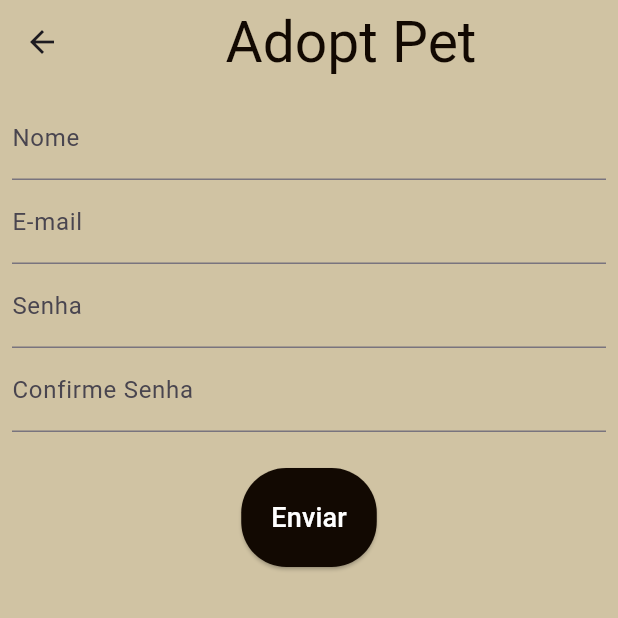
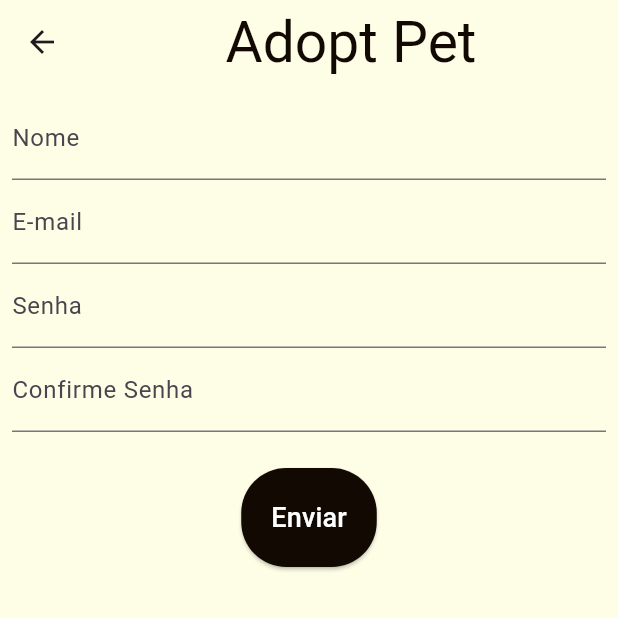
Before and after one commit to paulocavalc/Adopt-Pet, a Flutter app: the screen it shows after launch, item 3 of the bottom bar chosen, after a tap on "Registre-se", on a phone screen of 412 x 824 dp, the top half of it. Run offline on Flutter 3.47's test engine with Material 3 defaults, Android fonts, the phone set to English and light mode, and no system bars; our stand-ins replace google_fonts; network calls fail; Roboto replaces fonts that are missing (Calistoga).

Commit message:
Hoje Color

```diff
--- a/lib/authentication/login.dart
+++ b/lib/authentication/login.dart
@@ -14,7 +14,7 @@ class LoginPet extends StatelessWidget {
   Widget build(BuildContext context) {
     return Scaffold(
       appBar: AppBar(
-        backgroundColor: Color.fromARGB(255, 208, 195, 163),
+        backgroundColor: Color.fromARGB(255, 254, 254, 230),
         centerTitle: true,
         title: Center(
           child: Text("Adopt Pet",
@@ -26,7 +26,7 @@ class LoginPet extends StatelessWidget {
         ),
       ),
       body: Container(
-        color: Color.fromARGB(255, 208, 195, 163),
+        color: Color.fromARGB(255, 254, 254, 230),
         child: Center(
           child: SingleChildScrollView(
             child: Padding(
--- a/lib/authentication/signup.dart
+++ b/lib/authentication/signup.dart
@@ -15,7 +15,7 @@ class SignUpPet extends StatelessWidget {
  Widget build(BuildContext context) {
     return Scaffold(
       appBar: AppBar(
-        backgroundColor: Color.fromARGB(255, 208, 195, 163),
+        backgroundColor: Color.fromARGB(255, 254, 254, 230),
         centerTitle: true,
         title: Center(
           child: Text("Adopt Pet",
@@ -26,7 +26,7 @@ class SignUpPet extends StatelessWidget {
           ),
         ),
       ),
-      backgroundColor: Color.fromARGB(255, 208, 195, 163),
+      backgroundColor: Color.fromARGB(255, 254, 254, 230),
       body: Form(
         key: _formKey,
         child: SingleChildScrollView(
--- a/lib/grid-view/grid-view.dart
+++ b/lib/grid-view/grid-view.dart
@@ -21,7 +21,7 @@ class GridPetApp extends StatelessWidget {
       length: 11,
       child: Scaffold(
         appBar: AppBar(
-          backgroundColor: Color.fromARGB(255, 208, 195, 163),
+          backgroundColor: Color.fromARGB(255, 254, 254, 230),
           centerTitle: true,
           title: Center(
             child: Text("Adopt Pet",
--- a/lib/home/home.dart
+++ b/lib/home/home.dart
@@ -36,7 +36,7 @@ class _MyHomePageState extends State<MyHomePage> {
     return Scaffold(
       body: screens[currentIndex],
       bottomNavigationBar: BottomNavigationBar(
-        backgroundColor: Color.fromARGB(255, 208, 195, 163),
+        backgroundColor: Color.fromARGB(255, 254, 254, 230),
         type: BottomNavigationBarType.fixed,
         iconSize: 30,
         showUnselectedLabels: false,
--- a/lib/loading/loading.dart
+++ b/lib/loading/loading.dart
@@ -29,7 +29,8 @@ class StartState extends State<LoadingScreen> {
   Widget build(BuildContext context) {
     return Scaffold(
       body: Container(
-        color: Color.fromARGB(255, 208, 195, 163),
+        //color: Color.fromARGB(255, 208, 195, 163),
+        color: Color.fromARGB(255, 254, 254, 230),
         child: Column(
           mainAxisAlignment: MainAxisAlignment.center,
           crossAxisAlignment: CrossAxisAlignment.center,
--- a/lib/wallpapers/cat.dart
+++ b/lib/wallpapers/cat.dart
@@ -19,7 +19,7 @@ class _Tela_GatoState extends State<Tela_Gato>
   Widget build(BuildContext context) {
     super.build(context);
     return Scaffold(
-      backgroundColor: Color.fromARGB(255, 208, 195, 163),
+      backgroundColor: Color.fromARGB(255, 254, 254, 230),
       body: GridView.builder(
         itemCount: cat.length,
         gridDelegate: SliverGridDelegateWithFixedCrossAxisCount(
--- a/lib/wallpapers/dog.dart
+++ b/lib/wallpapers/dog.dart
@@ -19,7 +19,7 @@ class _Tela_CachorroState extends State<Tela_Cachorro>
   Widget build(BuildContext context) {
     super.build(context);
     return Scaffold(
-      backgroundColor: Color.fromARGB(255, 208, 195, 163),
+      backgroundColor: Color.fromARGB(255, 254, 254, 230),
       body: GridView.builder(
         itemCount: dog.length,
         gridDelegate: SliverGridDelegateWithFixedCrossAxisCount(
--- a/lib/wallpapers/dove.dart
+++ b/lib/wallpapers/dove.dart
@@ -19,7 +19,7 @@ class _Tela_PombaState extends State<Tela_Pomba>
   Widget build(BuildContext context) {
     super.build(context);
     return Scaffold(
-      backgroundColor: Color.fromARGB(255, 208, 195, 163),
+      backgroundColor: Color.fromARGB(255, 254, 254, 230),
       body: GridView.builder(
         itemCount: dove.length,
         gridDelegate: SliverGridDelegateWithFixedCrossAxisCount(
--- a/lib/wallpapers/duck.dart
+++ b/lib/wallpapers/duck.dart
@@ -19,7 +19,7 @@ class _Tela_PatoState extends State<Tela_Pato>
   Widget build(BuildContext context) {
     super.build(context);
     return Scaffold(
-      backgroundColor: Color.fromARGB(255, 208, 195, 163),
+      backgroundColor: Color.fromARGB(255, 254, 254, 230),
       body: GridView.builder(
         itemCount: duck.length,
         gridDelegate: SliverGridDelegateWithFixedCrossAxisCount(
--- a/lib/wallpapers/fish.dart
+++ b/lib/wallpapers/fish.dart
@@ -19,7 +19,7 @@ class _Tela_PeixeState extends State<Tela_Peixe>
   Widget build(BuildContext context) {
     super.build(context);
     return Scaffold(
-      backgroundColor: Color.fromARGB(255, 208, 195, 163),
+      backgroundColor: Color.fromARGB(255, 254, 254, 230),
       body: GridView.builder(
         itemCount: fish.length,
         gridDelegate: SliverGridDelegateWithFixedCrossAxisCount(
--- a/lib/wallpapers/hen.dart
+++ b/lib/wallpapers/hen.dart
@@ -19,7 +19,7 @@ class _Tela_GalinhaState extends State<Tela_Galinha>
   Widget build(BuildContext context) {
     super.build(context);
     return Scaffold(
-      backgroundColor: Color.fromARGB(255, 208, 195, 163),
+      backgroundColor: Color.fromARGB(255, 254, 254, 230),
       body: GridView.builder(
         itemCount: hen.length,
         gridDelegate: SliverGridDelegateWithFixedCrossAxisCount(
--- a/lib/wallpapers/horse.dart
+++ b/lib/wallpapers/horse.dart
@@ -19,7 +19,7 @@ class _Tela_CavaloState extends State<Tela_Cavalo>
   Widget build(BuildContext context) {
     super.build(context);
     return Scaffold(
-      backgroundColor: Color.fromARGB(255, 208, 195, 163),
+      backgroundColor: Color.fromARGB(255, 254, 254, 230),
       body: GridView.builder(
         itemCount: horse.length,
         gridDelegate: SliverGridDelegateWithFixedCrossAxisCount(
--- a/lib/wallpapers/penguin.dart
+++ b/lib/wallpapers/penguin.dart
@@ -19,7 +19,7 @@ class _Tela_PinguimState extends State<Tela_Pinguim>
   Widget build(BuildContext context) {
     super.build(context);
     return Scaffold(
-      backgroundColor: Color.fromARGB(255, 208, 195, 163),
+      backgroundColor: Color.fromARGB(255, 254, 254, 230),
       body: GridView.builder(
         itemCount: penguin.length,
         gridDelegate: SliverGridDelegateWithFixedCrossAxisCount(
--- a/lib/wallpapers/squirrel.dart
+++ b/lib/wallpapers/squirrel.dart
@@ -19,7 +19,7 @@ class _Tela_EsquiloState extends State<Tela_Esquilo>
   Widget build(BuildContext context) {
     super.build(context);
     return Scaffold(
-      backgroundColor: Color.fromARGB(255, 208, 195, 163),
+      backgroundColor: Color.fromARGB(255, 254, 254, 230),
       body: GridView.builder(
         itemCount: squirrel.length,
         gridDelegate: SliverGridDelegateWithFixedCrossAxisCount(
--- a/lib/wallpapers/turtle.dart
+++ b/lib/wallpapers/turtle.dart
@@ -19,7 +19,7 @@ class _Tela_TartarugaState extends State<Tela_Tartaruga>
   Widget build(BuildContext context) {
     super.build(context);
     return Scaffold(
-      backgroundColor: Color.fromARGB(255, 208, 195, 163),
+      backgroundColor: Color.fromARGB(255, 254, 254, 230),
       body: GridView.builder(
         itemCount: turtle.length,
         gridDelegate: SliverGridDelegateWithFixedCrossAxisCount(
```
